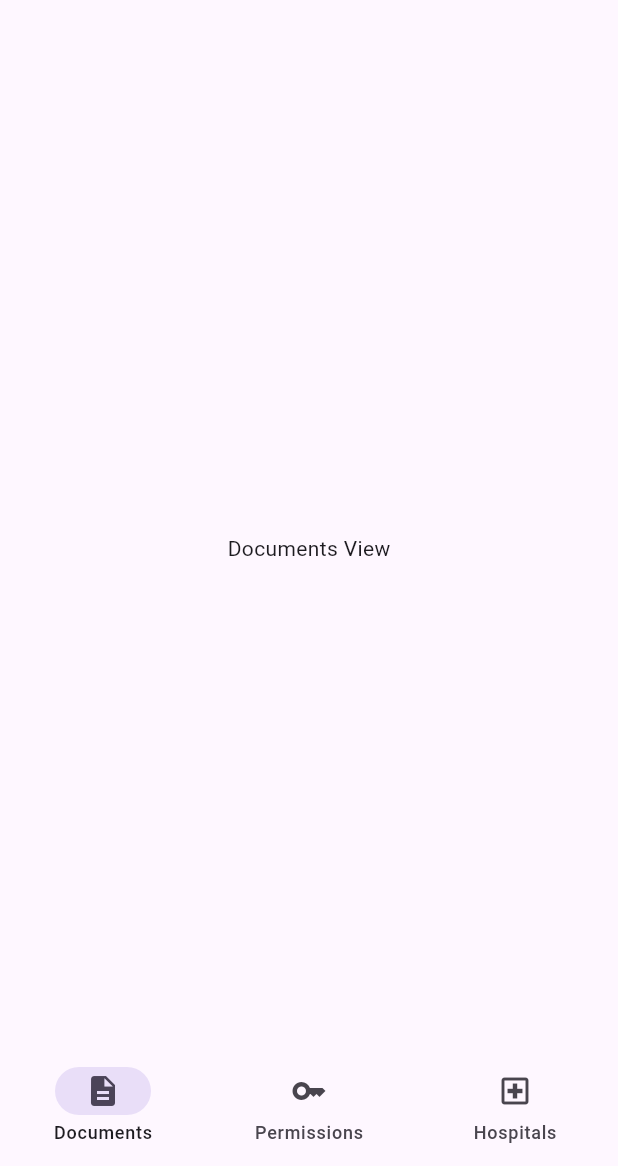
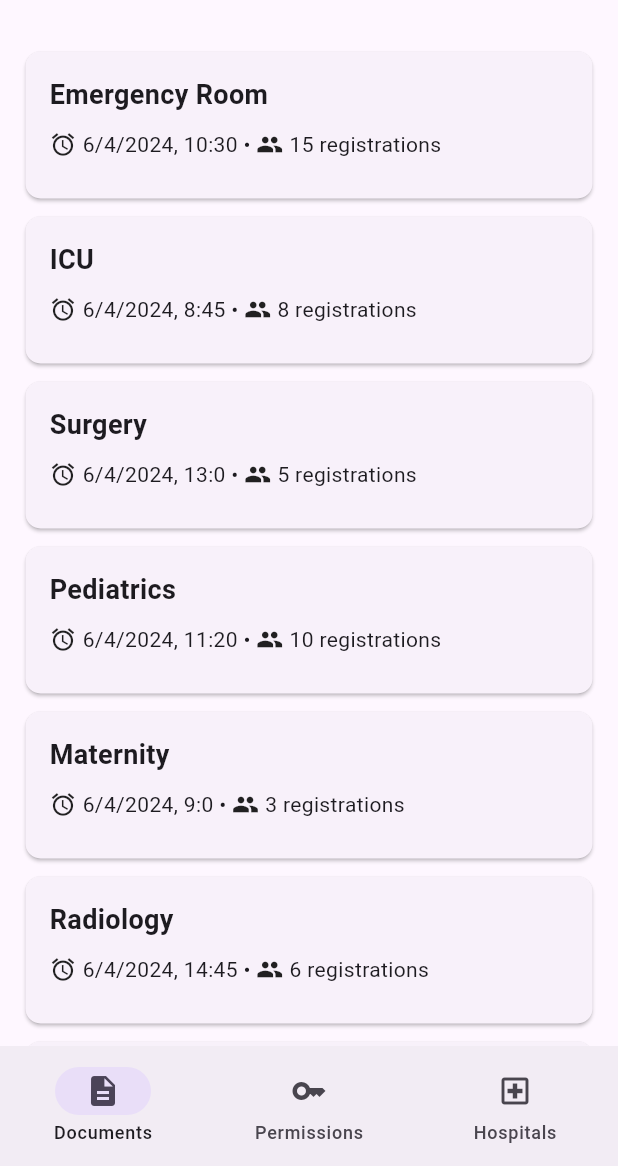
Before and after one commit to abhigyantrips/hacknxs, a Flutter app: the NavigationView screen opened directly, on a phone screen of 412 x 824 dp, the part 70-1236 px from its top. Run offline on Flutter 3.47's test engine with Material 3 defaults, Android fonts, the phone set to English and light mode, and no system bars; our stand-ins replace flutter_riverpod.

Commit message:
chore(app): dummy lists and everything

```diff
--- a/app/lib/src/app.dart
+++ b/app/lib/src/app.dart
@@ -1,6 +1,6 @@
 import 'package:flutter/material.dart';
 
-import 'package:app/src/navigation/views/navigation_view.dart';
+import 'package:app/src/login/views/login_view.dart';
 
 class HealthSync extends StatelessWidget {
   const HealthSync({super.key});
@@ -14,7 +14,7 @@ class HealthSync extends StatelessWidget {
         colorScheme: ColorScheme.fromSeed(seedColor: Colors.deepPurple),
         useMaterial3: true,
       ),
-      home: const NavigationView(),
+      home: const LoginView(),
     );
   }
 }
--- /dev/null
+++ b/app/lib/src/documents/components/event_card.dart
@@ -0,0 +1,64 @@
+import 'package:flutter/material.dart';
+import 'package:app/src/documents/models/event_model.dart';
+
+class EventCard extends StatefulWidget {
+  const EventCard({super.key, required this.event});
+
+  final Event event;
+
+  @override
+  State<EventCard> createState() => _EventCardState();
+}
+
+class _EventCardState extends State<EventCard> {
+  @override
+  Widget build(BuildContext context) {
+    return Padding(
+      padding: const EdgeInsets.symmetric(vertical: 6.0, horizontal: 16.0),
+      child: GestureDetector(
+        onTap: () {},
+        child: Card(
+          shape:
+              RoundedRectangleBorder(borderRadius: BorderRadius.circular(10)),
+          margin: const EdgeInsets.all(0),
+          child: InkWell(
+            child: Padding(
+              padding: const EdgeInsets.all(16.0),
+              child: Column(
+                mainAxisAlignment: MainAxisAlignment.spaceBetween,
+                crossAxisAlignment: CrossAxisAlignment.start,
+                children: <Widget>[
+                  Text(
+                    widget.event.name,
+                    style: const TextStyle(
+                        fontWeight: FontWeight.bold, fontSize: 18.0),
+                  ),
+                  Padding(
+                    padding: const EdgeInsets.symmetric(
+                        vertical: 10.0, horizontal: 0.0),
+                    child: Row(
+                      children: [
+                        const Padding(
+                          padding: EdgeInsets.only(right: 4.0),
+                          child: Icon(Icons.alarm, size: 18.0),
+                        ),
+                        Text(widget.event.date),
+                        const Text(' • '),
+                        const Padding(
+                          padding: EdgeInsets.only(right: 4.0),
+                          child: Icon(Icons.people, size: 18.0),
+                        ),
+                        Text(
+                            '${widget.event.participants.toString()} registrations'),
+                      ],
+                    ),
+                  )
+                ],
+              ),
+            ),
+          ),
+        ),
+      ),
+    );
+  }
+}
--- /dev/null
+++ b/app/lib/src/documents/components/event_list.dart
@@ -0,0 +1,25 @@
+import 'package:flutter/material.dart';
+import 'package:app/src/documents/components/event_card.dart';
+import 'package:app/src/documents/models/event_model.dart';
+
+class EventList extends StatelessWidget {
+  final List<Event>? events;
+
+  const EventList({super.key, required this.events});
+
+  @override
+  Widget build(BuildContext context) {
+    if (events!.isEmpty) {
+      return const Center(
+        child: Text('There are no upcoming events.'),
+      );
+    }
+
+    return ListView.builder(
+      itemCount: events!.length,
+      itemBuilder: (context, index) {
+        return EventCard(event: events![index]);
+      },
+    );
+  }
+}
--- /dev/null
+++ b/app/lib/src/documents/data/event_data.json
@@ -0,0 +1,74 @@
+[
+    {
+        "name": "Emergency Room",
+        "location": "Trauma Center",
+        "date": "2024-04-06 10:30:00",
+        "participants": 15
+    },
+    {
+        "name": "ICU",
+        "location": "Intensive Care Unit",
+        "date": "2024-04-06 08:45:00",
+        "participants": 8
+    },
+    {
+        "name": "Surgery",
+        "location": "Operating Theater",
+        "date": "2024-04-06 13:00:00",
+        "participants": 5
+    },
+    {
+        "name": "Pediatrics",
+        "location": "Children's Ward",
+        "date": "2024-04-06 11:20:00",
+        "participants": 10
+    },
+    {
+        "name": "Maternity",
+        "location": "Labor and Delivery",
+        "date": "2024-04-06 09:00:00",
+        "participants": 3
+    },
+    {
+        "name": "Radiology",
+        "location": "Diagnostic Imaging",
+        "date": "2024-04-06 14:45:00",
+        "participants": 6
+    },
+    {
+        "name": "Laboratory",
+        "location": "Clinical Lab",
+        "date": "2024-04-06 12:15:00",
+        "participants": 12
+    },
+    {
+        "name": "Emergency Room",
+        "location": "Trauma Center",
+        "date": "2024-04-06 16:20:00",
+        "participants": 20
+    },
+    {
+        "name": "ICU",
+        "location": "Intensive Care Unit",
+        "date": "2024-04-06 17:30:00",
+        "participants": 9
+    },
+    {
+        "name": "Surgery",
+        "location": "Operating Theater",
+        "date": "2024-04-06 14:00:00",
+        "participants": 7
+    },
+    {
+        "name": "Pediatrics",
+        "location": "Children's Ward",
+        "date": "2024-04-06 10:45:00",
+        "participants": 8
+    },
+    {
+        "name": "Maternity",
+        "location": "Labor and Delivery",
+        "date": "2024-04-06 11:30:00",
+        "participants": 4
+    }
+]
--- /dev/null
+++ b/app/lib/src/documents/models/event_model.dart
@@ -0,0 +1,26 @@
+class Event {
+  final String date;
+  final String location;
+  final String name;
+  final int participants;
+
+  Event({
+    required this.date,
+    required this.location,
+    required this.name,
+    required this.participants,
+  });
+
+  static String convertDate(DateTime dateTime) {
+    return '${dateTime.day.toString()}/${dateTime.month.toString()}/${dateTime.year.toString()}, ${dateTime.hour.toString()}:${dateTime.minute.toString()}';
+  }
+
+  factory Event.fromJson(Map<String, dynamic> json) {
+    return Event(
+      date: convertDate(DateTime.parse(json['date'])),
+      location: json['location'] as String,
+      name: json['name'] as String,
+      participants: json['participants'] as int,
+    );
+  }
+}
--- /dev/null
+++ b/app/lib/src/documents/views/documents_view.dart
@@ -0,0 +1,44 @@
+import 'dart:async';
+import 'dart:convert';
+
+import 'package:flutter/foundation.dart';
+import 'package:flutter/material.dart';
+import 'package:flutter/services.dart' show rootBundle;
+import 'package:app/src/documents/components/event_list.dart';
+import 'package:app/src/documents/models/event_model.dart';
+
+Future<List<Event>> fetchEvents() async {
+  final String jsonString =
+      await rootBundle.loadString('lib/src/documents/data/event_data.json');
+
+  return compute(parseEvents, jsonString);
+}
+
+List<Event> parseEvents(String jsonString) {
+  final parsed = json.decode(jsonString).cast<Map<String, dynamic>>();
+
+  return parsed.map<Event>((json) => Event.fromJson(json)).toList();
+}
+
+class EventsView extends StatelessWidget {
+  EventsView({Key? key, this.events}) : super(key: key);
+
+  final List<Event>? events;
+
+  @override
+  Widget build(BuildContext context) {
+    return Padding(
+      padding: const EdgeInsets.symmetric(vertical: 10.0, horizontal: 1.0),
+      child: FutureBuilder<List<Event>>(
+        future: fetchEvents(),
+        builder: (context, snapshot) {
+          if (snapshot.hasError) print(snapshot.error);
+
+          return snapshot.hasData
+              ? EventList(events: snapshot.data)
+              : const Center(child: CircularProgressIndicator());
+        },
+      ),
+    );
+  }
+}
--- a/app/lib/src/navigation/views/navigation_view.dart
+++ b/app/lib/src/navigation/views/navigation_view.dart
@@ -1,5 +1,8 @@
 import 'dart:ui';
 
+import 'package:app/src/documents/views/documents_view.dart';
+import 'package:app/src/hospitals/views/hospital_view.dart';
+import 'package:app/src/permissions/views/permissions_view.dart';
 import 'package:flutter/material.dart';
 
 class NavigationView extends StatefulWidget {
@@ -11,15 +14,9 @@ class NavigationView extends StatefulWidget {
 
 class _NavigationViewState extends State<NavigationView> {
   final List<Widget> _views = <Widget>[
-    const Center(
-      child: Text('Documents View'),
-    ),
-    const Center(
-      child: Text('Permissions View'),
-    ),
-    const Center(
-      child: Text('Hospitals View'),
-    ),
+    EventsView(),
+    PermissionsView(),
+    HospitalView()
   ];
   PageController _pageController = PageController(initialPage: 0);
   int _selectedIndex = 0;
@@ -86,7 +83,6 @@ class _NavigationViewState extends State<NavigationView> {
           ),
         ],
         elevation: 0.0,
-        backgroundColor: colorScheme.background.withOpacity(0.6),
       ),
     );
   }
--- /dev/null
+++ b/app/lib/src/permissions/data/event_data.json
@@ -0,0 +1,74 @@
+[
+    {
+        "name": "Dr. Alice Smith",
+        "location": "Trauma Center",
+        "date": "2024-04-06 08:00:00",
+        "participants": 25
+    },
+    {
+        "name": "Dr. John Doe",
+        "location": "Intensive Care Unit",
+        "date": "2024-04-06 10:30:00",
+        "participants": 12
+    },
+    {
+        "name": "Dr. Emily Johnson",
+        "location": "Operating Theater",
+        "date": "2024-04-06 13:45:00",
+        "participants": 7
+    },
+    {
+        "name": "Dr. Michael Brown",
+        "location": "Children's Ward",
+        "date": "2024-04-06 11:00:00",
+        "participants": 15
+    },
+    {
+        "name": "Dr. Sarah Wilson",
+        "location": "Labor and Delivery",
+        "date": "2024-04-06 09:30:00",
+        "participants": 5
+    },
+    {
+        "name": "Dr. David Thompson",
+        "location": "Diagnostic Imaging",
+        "date": "2024-04-06 14:20:00",
+        "participants": 10
+    },
+    {
+        "name": "Dr. Jennifer Martinez",
+        "location": "Clinical Lab",
+        "date": "2024-04-06 12:10:00",
+        "participants": 18
+    },
+    {
+        "name": "Dr. Christopher Lee",
+        "location": "Trauma Center",
+        "date": "2024-04-06 17:15:00",
+        "participants": 30
+    },
+    {
+        "name": "Dr. Jessica Garcia",
+        "location": "Intensive Care Unit",
+        "date": "2024-04-06 16:00:00",
+        "participants": 14
+    },
+    {
+        "name": "Dr. Daniel Rodriguez",
+        "location": "Operating Theater",
+        "date": "2024-04-06 15:30:00",
+        "participants": 9
+    },
+    {
+        "name": "Dr. Lisa Hernandez",
+        "location": "Children's Ward",
+        "date": "2024-04-06 10:45:00",
+        "participants": 12
+    },
+    {
+        "name": "Dr. Matthew Wilson",
+        "location": "Labor and Delivery",
+        "date": "2024-04-06 11:30:00",
+        "participants": 6
+    }
+]
--- a/app/pubspec.yaml
+++ b/app/pubspec.yaml
@@ -71,6 +71,9 @@ flutter:
   # To add assets to your application, add an assets section, like this:
   assets:
     - images/HealthSync_transparent.png
+    - lib/src/documents/data/
+    - lib/src/hospitals/data/
+    - lib/src/permissions/data/
   #   - images/a_dot_burr.jpeg
   #   - images/a_dot_ham.jpeg
 
```
Also changed, not shown: app/lib/src/documents/view/issued_page_view.dart (deleted, +0 -15 lines), app/lib/src/hospitals/data/event_data.json (added, +74 -0 lines), app/lib/src/hospitals/views/hospital_view.dart (added, +44 -0 lines), app/lib/src/login/views/login_view.dart (+8 -49 lines), app/lib/src/permissions/views/permissions_view.dart (added, +44 -0 lines), app/images/HealthSync_transparent.png.
